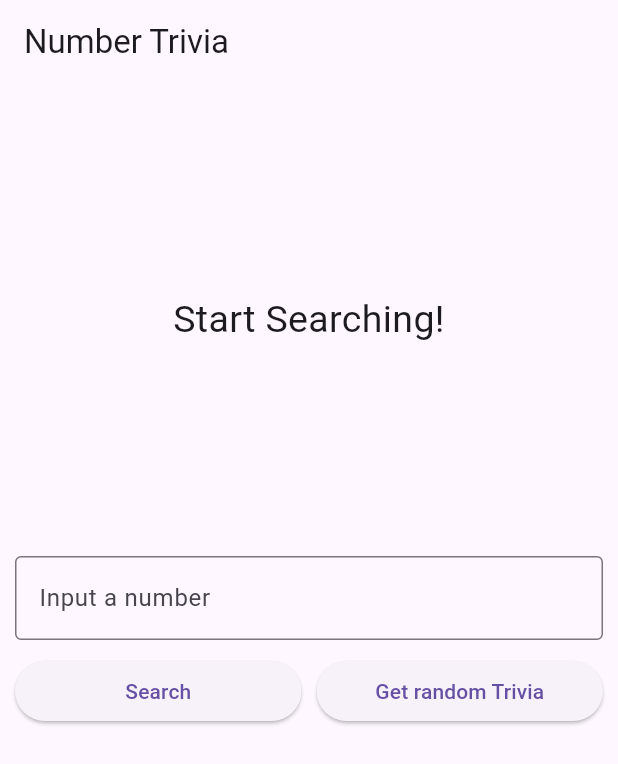
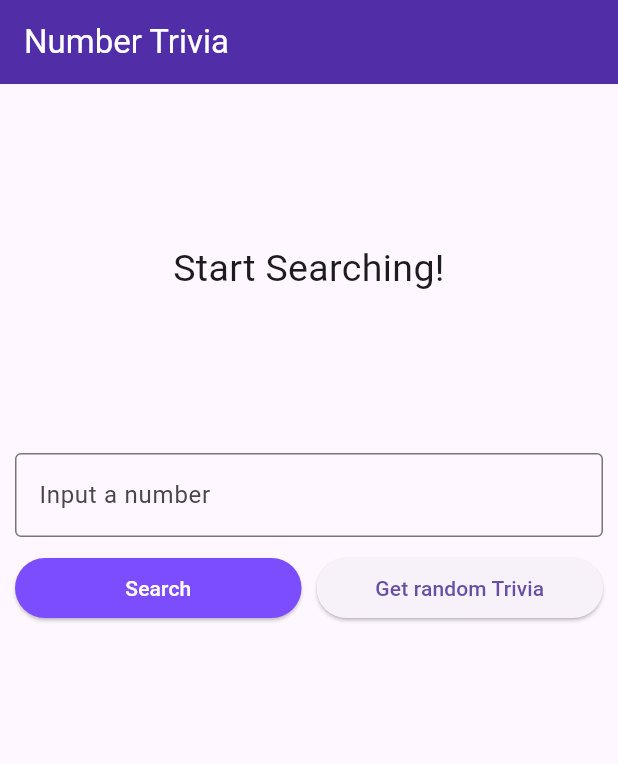
Before and after one commit to DevMoath0/trivia_number_clean_architecture, a Flutter app: the screen it shows after launch, on a phone screen of 412 x 824 dp. Shown: the top 764 px of the screen. Run offline on Flutter 3.47's test engine with Material 3 defaults, Android fonts, the phone set to English and light mode, and no system bars; our stand-ins replace bloc, dartz, equatable, flutter_bloc, get_it, shared_preferences; missing offline and left inert: data_connection_checker_nulls.

Commit message:
Fully working app

```diff
--- a/lib/features/number_trivia/data/models/number_trivia_model.dart
+++ b/lib/features/number_trivia/data/models/number_trivia_model.dart
@@ -7,10 +7,7 @@ class NumberTriviaModel extends NumberTrivia {
   factory NumberTriviaModel.fromJson(Map<String, dynamic> json) {
     return NumberTriviaModel(
       text: json['text'],
-      // I cast it to num since it could be a double and corrupt the
-      // response from the json so I put it as num
-      // then cast it to Int.
-      number: (json['number'] as num).toInt(),
+      number: (json['number']).toInt(),
     );
   }
 
--- a/lib/features/number_trivia/presentation/number_trivia_event.dart
+++ b/lib/features/number_trivia/presentation/number_trivia_event.dart
@@ -22,7 +22,7 @@ class GetTriviaForConcreteNumber extends NumberTriviaEvent {
   }
 }
 
-class GetTrivialForRandomNumber extends NumberTriviaEvent {
+class GetTriviaForRandomNumber extends NumberTriviaEvent {
   @override
   // TODO: implement props
   List<Object?> get props => throw UnimplementedError();
--- a/lib/features/number_trivia/presentation/pages/number_trivia_screen.dart
+++ b/lib/features/number_trivia/presentation/pages/number_trivia_screen.dart
@@ -15,100 +15,47 @@ class NumberTriviaScreen extends StatelessWidget {
     return Scaffold(
       appBar: AppBar(
         title: const Text('Number Trivia'),
+        backgroundColor: Theme.of(context).primaryColor,
+        foregroundColor: Colors.white,
       ),
-        body: BlocProvider(
+      body: SingleChildScrollView(child: buildBody(context)),
+    );
+  }
+}
+
+BlocProvider<NumberTriviaBloc> buildBody(BuildContext context) {
+  return BlocProvider(
     create: (_) => serviceLocator<NumberTriviaBloc>(),
     child: Center(
       child: Padding(
         padding: const EdgeInsets.all(10.0),
         child: Column(
           children: [
-                  SizedBox(height: 10),
+            const SizedBox(height: 10),
             BlocBuilder<NumberTriviaBloc, NumberTriviaState>(
               builder: (context, state) {
                 if (state is Empty) {
-                        return MessageDisplay(
+                  return const MessageDisplay(
                     message: 'Start Searching!',
                   );
                 } else if (state is Loading) {
-                        return LoadingWidget();
+                  return const LoadingWidget();
                 } else if (state is Loaded) {
                   return TriviaDisplay(numberTrivia: state.trivia);
                 } else if (state is Error) {
                   return MessageDisplay(message: state.message);
                 }
-                      return Container(
+                return SizedBox(
                   height: MediaQuery.of(context).size.height / 3,
-                        child: Placeholder(),
+                  child: const Placeholder(),
                 );
               },
             ),
-                  SizedBox(height: 20),
-                  TriviaControls()
+            const SizedBox(height: 20),
+            const TriviaControls()
           ],
         ),
       ),
     ),
-        ));
-  }
-}
-
-class TriviaControls extends StatefulWidget {
-  const TriviaControls({
-    super.key,
-  });
-
-  @override
-  State<TriviaControls> createState() => _TriviaControlsState();
-}
-
-class _TriviaControlsState extends State<TriviaControls> {
-  late String inputStr;
-
-  @override
-  Widget build(BuildContext context) {
-    return Column(
-      children: [
-        TextField(
-          keyboardType: TextInputType.number,
-          decoration: InputDecoration(
-              border: OutlineInputBorder(), hintText: 'Input a number'),
-          onChanged: (value) {
-            inputStr = value;
-          },
-        ),
-        SizedBox(
-          height: 10,
-        ),
-        Row(
-          children: [
-            Expanded(
-              child: ElevatedButton(
-                onPressed: dispatchConcrete,
-                child: Text('Search'),
-              ),
-            ),
-            SizedBox(
-              width: 10,
-            ),
-            Expanded(
-              child: ElevatedButton(
-                onPressed: dispatchRandom,
-                child: Text('Get random Trivia'),
-              ),
-            ),
-          ],
-        )
-      ],
   );
 }
-
-  void dispatchConcrete() {
-    BlocProvider.of<NumberTriviaBloc>(context)
-        .add(GetTriviaForConcreteNumber(inputStr));
-  }
-
-  void dispatchRandom() {
-    BlocProvider.of<NumberTriviaBloc>(context).add(GetTrivialForRandomNumber());
-  }
-}
--- a/lib/features/number_trivia/presentation/widgets/message_display.dart
+++ b/lib/features/number_trivia/presentation/widgets/message_display.dart
@@ -8,7 +8,7 @@ class MessageDisplay extends StatelessWidget {
   @override
   Widget build(BuildContext context) {
     return Container(
-      height: MediaQuery.of(context).size.height / 3,
+      height: MediaQuery.of(context).size.height / 4,
       child: Center(
         child: SingleChildScrollView(
           child: Text(
--- /dev/null
+++ b/lib/features/number_trivia/presentation/widgets/trivia_controls.dart
@@ -0,0 +1,76 @@
+import 'package:flutter/material.dart';
+import 'package:flutter_bloc/flutter_bloc.dart';
+
+import '../number_trivia_bloc.dart';
+
+class TriviaControls extends StatefulWidget {
+  const TriviaControls({
+    super.key,
+  });
+
+  @override
+  State<TriviaControls> createState() => _TriviaControlsState();
+}
+
+class _TriviaControlsState extends State<TriviaControls> {
+  final controller = TextEditingController();
+
+  late String inputStr;
+
+  @override
+  Widget build(BuildContext context) {
+    return Column(
+      children: [
+        TextField(
+          keyboardType: TextInputType.number,
+          controller: controller,
+          decoration: const InputDecoration(
+              border: OutlineInputBorder(), hintText: 'Input a number'),
+          onChanged: (value) {
+            inputStr = value;
+          },
+          onSubmitted: (_) {
+            dispatchConcrete();
+          },
+        ),
+        const SizedBox(
+          height: 10,
+        ),
+        Row(
+          children: [
+            Expanded(
+              child: ElevatedButton(
+                onPressed: dispatchConcrete,
+                style: ElevatedButton.styleFrom(
+                  backgroundColor: Colors.deepPurpleAccent,
+                  foregroundColor: Colors.white,
+                ),
+                child: const Text('Search'),
+              ),
+            ),
+            const SizedBox(
+              width: 10,
+            ),
+            Expanded(
+              child: ElevatedButton(
+                onPressed: dispatchRandom,
+                child: const Text('Get random Trivia'),
+              ),
+            ),
+          ],
+        )
+      ],
+    );
+  }
+
+  // To trigger the required event
+  void dispatchConcrete() {
+    controller.clear();
+    BlocProvider.of<NumberTriviaBloc>(context)
+        .add(GetTriviaForConcreteNumber(inputStr));
+  }
+
+  void dispatchRandom() {
+    BlocProvider.of<NumberTriviaBloc>(context).add(GetTriviaForRandomNumber());
+  }
+}
--- a/lib/features/number_trivia/presentation/widgets/widgets.dart
+++ b/lib/features/number_trivia/presentation/widgets/widgets.dart
@@ -1,3 +1,4 @@
 export 'loading_widget.dart';
 export 'trivia_display.dart';
 export 'message_display.dart';
+export 'trivia_controls.dart';
--- a/lib/main.dart
+++ b/lib/main.dart
@@ -19,7 +19,7 @@
       title: 'Number Trivia',
       home: NumberTriviaScreen(),
       theme: ThemeData(
-        primaryColor: Colors.pinkAccent.shade700,
+        primaryColor: Colors.deepPurple.shade700,
       ),
     );
   }
```
Also changed, not shown: lib/features/number_trivia/presentation/number_trivia_bloc.dart (+16 -15 lines), 4 other files. Lines whose indentation alone changed are shown as unchanged.
